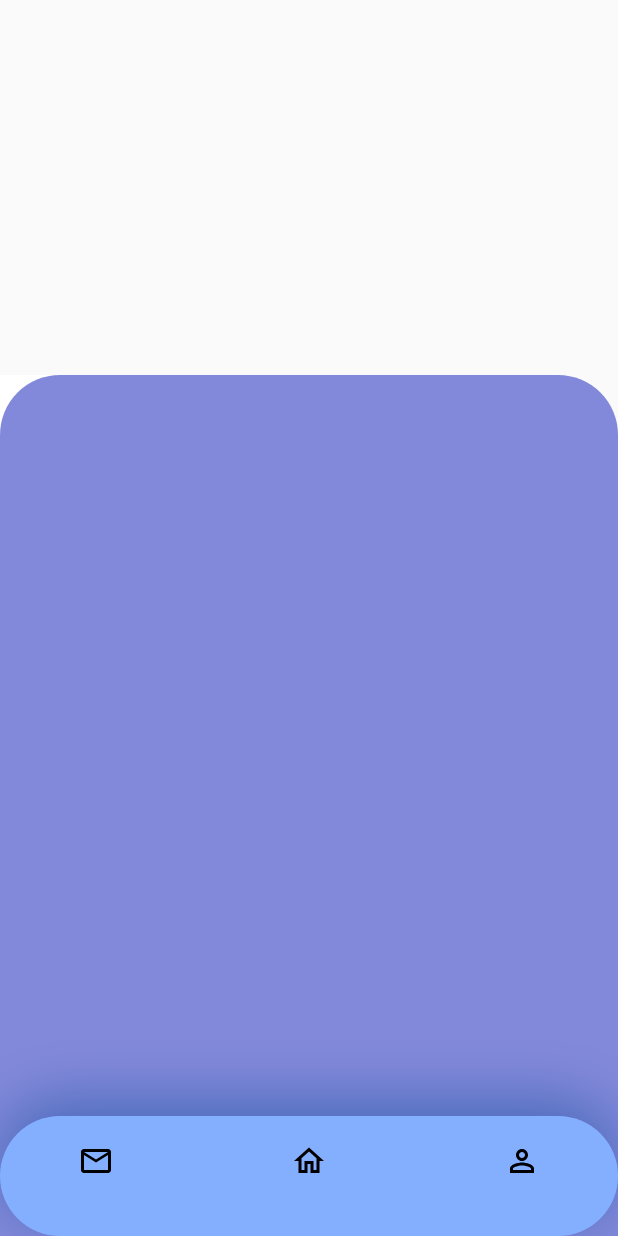
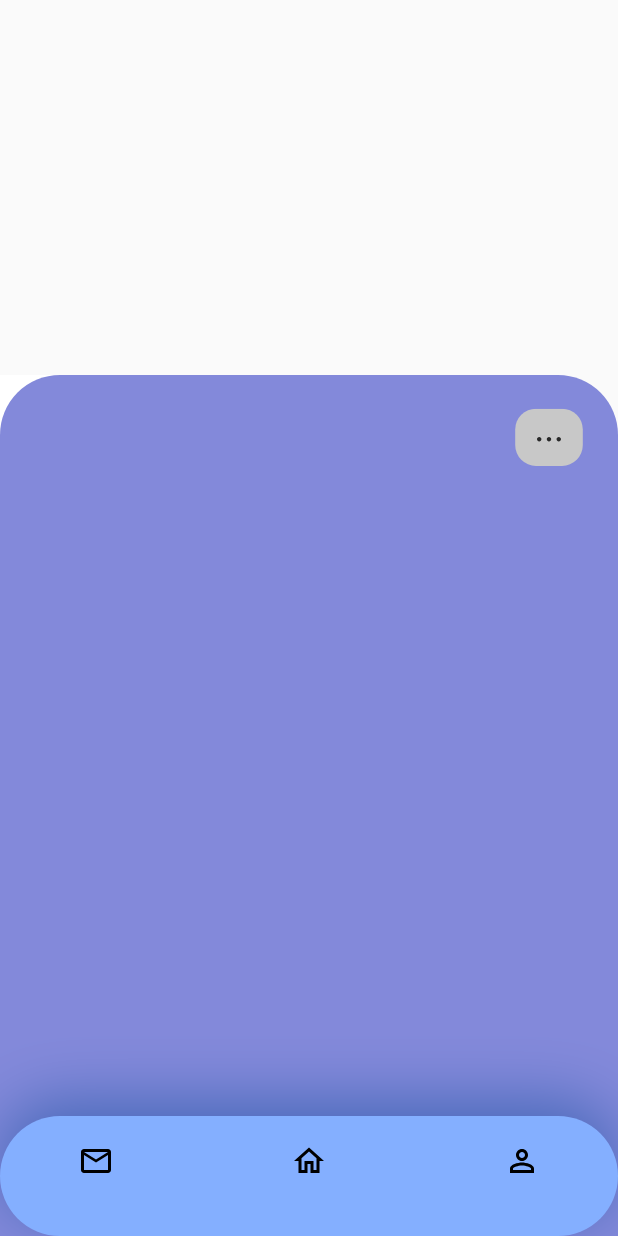
Before and after one commit to ihsanasfarii/Self-Safety-Report-Apps, a Flutter app: the ProfilePage screen opened by its route, on a phone screen of 412 x 824 dp. Run offline on Flutter 3.47's test engine with Material 2 defaults, Android fonts, the phone set to English and light mode, and no system bars; our stand-ins replace flutter_svg.

Commit message:
ihsan cantik
edit

```diff
--- a/lib/Profile/ProfilePage.dart
+++ b/lib/Profile/ProfilePage.dart
@@ -1,27 +1,52 @@
 import 'package:flutter/material.dart';
 import 'package:selfsafetyapp_test/navbar.dart';
+import 'package:flutter_svg/svg.dart';
 
 class ProfilePage extends StatelessWidget {
   @override
   Widget build(BuildContext context) {
     return Scaffold(
+
+
         bottomNavigationBar: MyBottomNavBar(),
+
         body: Center(
+
+
+
+
             child: Container(
+
                 transform: Matrix4.translationValues(0.0, 250.0, 0.0),
                 child: Stack(children: <Widget>[
+
                   Container(
                     width: 250,
-                    height: 650,
+                    height: 500,
                     color: Colors.white,
+
+
                   ),
+
                   Container(
                     padding: const EdgeInsets.all(6.0),
                     alignment: Alignment.bottomCenter,
                     decoration: BoxDecoration(
                         color: Color.fromARGB(255, 131, 137, 218),
                         borderRadius: BorderRadius.circular(40)),
-                  )
+
+                  ),  Align
+                  (
+                    alignment: Alignment.topRight,
+                    child: Container(
+                      margin: EdgeInsets.symmetric(horizontal: 20.0),
+                      alignment: Alignment.center,
+                      height: 90,
+                      width: 52,
+                      child: SvgPicture
+                      .asset("assets/icon/Detail.svg"),
+                    ),
+                  ),
                 ]))));
   }
 }
--- a/pubspec.yaml
+++ b/pubspec.yaml
@@ -29,7 +29,7 @@ environment:
 dependencies:
   flutter:
     sdk: flutter
-
+  like_button: ^2.0.4
 
   # The following adds the Cupertino Icons font to your application.
   # Use with the CupertinoIcons class for iOS style icons.
```
Also changed, not shown: pubspec.lock.
